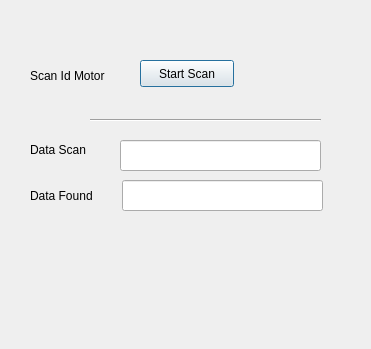
mmayor/commands, file ui_scan.ui: the form before one commit.
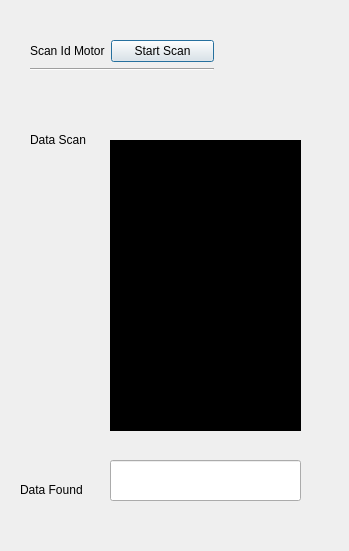
The form after the commit.

The edit to the form file:
```diff
--- a/ui_scan.ui
+++ b/ui_scan.ui
@@ -6,58 +6,19 @@
    <rect>
     <x>0</x>
     <y>0</y>
-    <width>371</width>
-    <height>349</height>
+    <width>349</width>
+    <height>551</height>
    </rect>
   </property>
   <property name="windowTitle">
    <string>Dialog</string>
   </property>
-  <widget class="QLabel" name="label">
-   <property name="geometry">
-    <rect>
-     <x>30</x>
-     <y>60</y>
-     <width>101</width>
-     <height>31</height>
-    </rect>
-   </property>
-   <property name="text">
-    <string>Scan Id Motor</string>
-   </property>
-   <property name="buddy">
-    <cstring>pushButton</cstring>
-   </property>
-  </widget>
-  <widget class="QPushButton" name="pushButton">
-   <property name="geometry">
-    <rect>
-     <x>140</x>
-     <y>60</y>
-     <width>94</width>
-     <height>27</height>
-    </rect>
-   </property>
-   <property name="text">
-    <string>Start Scan</string>
-   </property>
-  </widget>
-  <widget class="QLineEdit" name="lineEdit">
-   <property name="geometry">
-    <rect>
-     <x>120</x>
-     <y>140</y>
-     <width>201</width>
-     <height>31</height>
-    </rect>
-   </property>
-  </widget>
   <widget class="QLabel" name="label_2">
    <property name="geometry">
     <rect>
      <x>30</x>
-     <y>140</y>
-     <width>64</width>
+     <y>130</y>
+     <width>66</width>
      <height>19</height>
     </rect>
    </property>
@@ -71,10 +32,10 @@
   <widget class="QLabel" name="label_3">
    <property name="geometry">
     <rect>
-     <x>30</x>
-     <y>180</y>
-     <width>81</width>
-     <height>31</height>
+     <x>20</x>
+     <y>480</y>
+     <width>76</width>
+     <height>19</height>
     </rect>
    </property>
    <property name="text">
@@ -87,25 +48,78 @@
   <widget class="QLineEdit" name="lineEdit_2">
    <property name="geometry">
     <rect>
-     <x>122</x>
-     <y>180</y>
-     <width>201</width>
-     <height>31</height>
+     <x>110</x>
+     <y>460</y>
+     <width>191</width>
+     <height>41</height>
     </rect>
    </property>
+   <property name="readOnly">
+    <bool>true</bool>
+   </property>
   </widget>
-  <widget class="Line" name="line">
+  <widget class="QTextEdit" name="textEdit">
    <property name="geometry">
     <rect>
-     <x>90</x>
-     <y>110</y>
-     <width>231</width>
-     <height>20</height>
+     <x>110</x>
+     <y>140</y>
+     <width>191</width>
+     <height>291</height>
     </rect>
    </property>
-   <property name="orientation">
-    <enum>Qt::Horizontal</enum>
+   <property name="font">
+    <font>
+     <family>Cantarell</family>
+     <pointsize>11</pointsize>
+     <weight>9</weight>
+     <italic>false</italic>
+     <bold>false</bold>
+    </font>
    </property>
+   <property name="styleSheet">
+    <string notr="true">background-color: rgb(0, 0, 0);
+font: 75 11pt &quot;Cantarell&quot;;
+color: rgb(255, 255, 255);</string>
+   </property>
+   <property name="readOnly">
+    <bool>true</bool>
+   </property>
+  </widget>
+  <widget class="QWidget" name="layoutWidget">
+   <property name="geometry">
+    <rect>
+     <x>30</x>
+     <y>40</y>
+     <width>184</width>
+     <height>38</height>
+    </rect>
+   </property>
+   <layout class="QFormLayout" name="formLayout">
+    <item row="0" column="0">
+     <widget class="QLabel" name="label">
+      <property name="text">
+       <string>Scan Id Motor</string>
+      </property>
+      <property name="buddy">
+       <cstring>pushButton</cstring>
+      </property>
+     </widget>
+    </item>
+    <item row="0" column="1">
+     <widget class="QPushButton" name="pushButton">
+      <property name="text">
+       <string>Start Scan</string>
+      </property>
+     </widget>
+    </item>
+    <item row="1" column="0" colspan="2">
+     <widget class="Line" name="line">
+      <property name="orientation">
+       <enum>Qt::Horizontal</enum>
+      </property>
+     </widget>
+    </item>
+   </layout>
   </widget>
  </widget>
  <resources/>
```
Left out of the diff: 2 changed lines with no effect on the pictures.
